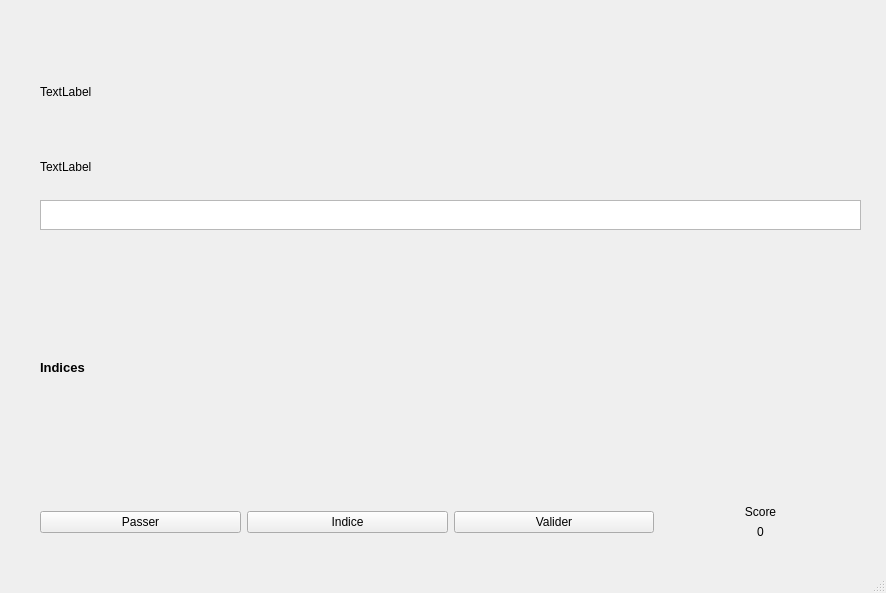
This is game/mainWindow_jeu.ui in blint6/ITAL as Qt 5 draws it before an edit. The edited form follows.
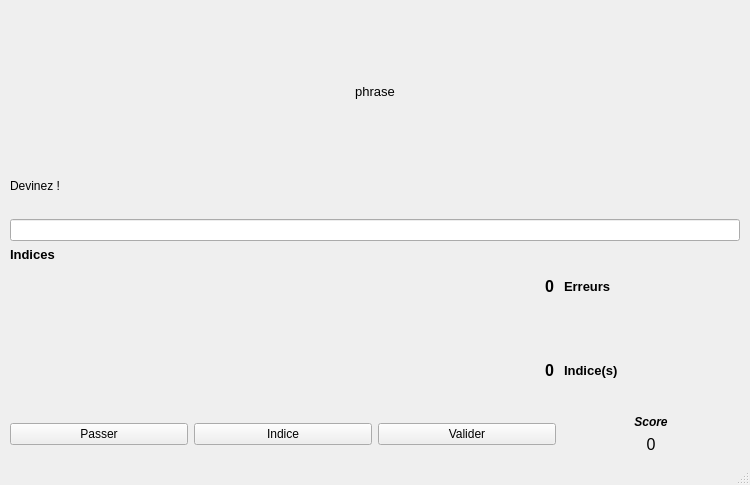
This is the edited form.

Commit message: Mise à jour de l'interface de jeu. Possibilité de cacher un mot dans une Sentence et de le récupérer

```diff
--- a/game/mainWindow_jeu.ui
+++ b/game/mainWindow_jeu.ui
@@ -6,23 +6,25 @@
    <rect>
     <x>0</x>
     <y>0</y>
-    <width>886</width>
-    <height>593</height>
+    <width>750</width>
+    <height>485</height>
    </rect>
   </property>
   <property name="windowTitle">
    <string>MainWindow</string>
   </property>
   <widget class="QWidget" name="centralwidget">
-   <widget class="QWidget" name="verticalLayoutWidget_4">
-    <property name="geometry">
-     <rect>
-      <x>40</x>
-      <y>30</y>
-      <width>821</width>
-      <height>509</height>
-     </rect>
+   <layout class="QGridLayout" name="gridLayout_2">
+    <property name="leftMargin">
+     <number>10</number>
     </property>
+    <property name="topMargin">
+     <number>10</number>
+    </property>
+    <property name="rightMargin">
+     <number>10</number>
+    </property>
+    <item row="0" column="0">
     <layout class="QVBoxLayout" name="verticalLayout_4">
      <property name="sizeConstraint">
       <enum>QLayout::SetDefaultConstraint</enum>
@@ -35,15 +37,23 @@
          <verstretch>0</verstretch>
         </sizepolicy>
        </property>
+        <property name="font">
+         <font>
+          <pointsize>10</pointsize>
+         </font>
+        </property>
        <property name="text">
-        <string>TextLabel</string>
+         <string>phrase</string>
+        </property>
+        <property name="alignment">
+         <set>Qt::AlignCenter</set>
        </property>
       </widget>
      </item>
      <item>
       <widget class="QLabel" name="labelPartie">
        <property name="text">
-        <string>TextLabel</string>
+         <string>Devinez !</string>
        </property>
       </widget>
      </item>
@@ -55,34 +65,12 @@
       </widget>
      </item>
      <item>
-      <widget class="QTextEdit" name="textEditEntry">
-       <property name="maximumSize">
-        <size>
-         <width>1000</width>
-         <height>30</height>
-        </size>
-       </property>
-       <property name="baseSize">
-        <size>
-         <width>0</width>
-         <height>0</height>
-        </size>
-       </property>
-      </widget>
+       <widget class="QLineEdit" name="textEditEntry"/>
      </item>
      <item>
-      <spacer name="verticalSpacer_2">
-       <property name="orientation">
-        <enum>Qt::Vertical</enum>
-       </property>
-       <property name="sizeHint" stdset="0">
-        <size>
-         <width>20</width>
-         <height>40</height>
-        </size>
-       </property>
-      </spacer>
-     </item>
+       <layout class="QHBoxLayout" name="horizontalLayout_3">
+        <item>
+         <layout class="QVBoxLayout" name="verticalLayout">
      <item>
       <widget class="QLabel" name="label">
        <property name="font">
@@ -109,16 +97,100 @@
        <property name="orientation">
         <enum>Qt::Vertical</enum>
        </property>
-       <property name="sizeType">
-        <enum>QSizePolicy::Expanding</enum>
-       </property>
        <property name="sizeHint" stdset="0">
         <size>
          <width>20</width>
-         <height>10</height>
+              <height>40</height>
         </size>
        </property>
       </spacer>
+          </item>
+         </layout>
+        </item>
+        <item>
+         <layout class="QVBoxLayout" name="verticalLayout_5">
+          <item>
+           <layout class="QHBoxLayout" name="horizontalLayout_4">
+            <property name="spacing">
+             <number>10</number>
+            </property>
+            <item>
+             <widget class="QLabel" name="errorsLabel">
+              <property name="font">
+               <font>
+                <pointsize>12</pointsize>
+                <weight>75</weight>
+                <bold>true</bold>
+               </font>
+              </property>
+              <property name="text">
+               <string>0</string>
+              </property>
+              <property name="alignment">
+               <set>Qt::AlignRight|Qt::AlignTrailing|Qt::AlignVCenter</set>
+              </property>
+             </widget>
+            </item>
+            <item>
+             <widget class="QLabel" name="errorsStrLabel">
+              <property name="font">
+               <font>
+                <pointsize>10</pointsize>
+                <weight>75</weight>
+                <bold>true</bold>
+               </font>
+              </property>
+              <property name="text">
+               <string>Erreurs</string>
+              </property>
+              <property name="alignment">
+               <set>Qt::AlignLeading|Qt::AlignLeft|Qt::AlignVCenter</set>
+              </property>
+             </widget>
+            </item>
+           </layout>
+          </item>
+          <item>
+           <layout class="QHBoxLayout" name="horizontalLayout_5">
+            <property name="spacing">
+             <number>10</number>
+            </property>
+            <item>
+             <widget class="QLabel" name="indicesNbLabel">
+              <property name="font">
+               <font>
+                <pointsize>12</pointsize>
+                <weight>75</weight>
+                <bold>true</bold>
+               </font>
+              </property>
+              <property name="text">
+               <string>0</string>
+              </property>
+              <property name="alignment">
+               <set>Qt::AlignRight|Qt::AlignTrailing|Qt::AlignVCenter</set>
+              </property>
+             </widget>
+            </item>
+            <item>
+             <widget class="QLabel" name="indicesNbStrLabel">
+              <property name="font">
+               <font>
+                <pointsize>10</pointsize>
+                <weight>75</weight>
+                <bold>true</bold>
+               </font>
+              </property>
+              <property name="text">
+               <string>Indice(s)</string>
+              </property>
+             </widget>
+            </item>
+           </layout>
+          </item>
+         </layout>
+        </item>
+       </layout>
      </item>
      <item>
       <layout class="QHBoxLayout" name="horizontalLayout">
@@ -147,6 +219,13 @@
         <layout class="QVBoxLayout" name="verticalLayout_3">
          <item>
           <widget class="QLabel" name="label_2">
+            <property name="font">
+             <font>
+              <weight>75</weight>
+              <italic>true</italic>
+              <bold>true</bold>
+             </font>
+            </property>
            <property name="text">
             <string>Score</string>
            </property>
@@ -157,6 +236,11 @@
          </item>
          <item>
           <widget class="QLabel" name="scoreLabel">
+            <property name="font">
+             <font>
+              <pointsize>12</pointsize>
+             </font>
+            </property>
            <property name="text">
             <string>0</string>
            </property>
@@ -170,17 +254,8 @@
       </layout>
      </item>
     </layout>
-   </widget>
-  </widget>
-  <widget class="QMenuBar" name="menubar">
-   <property name="geometry">
-    <rect>
-     <x>0</x>
-     <y>0</y>
-     <width>886</width>
-     <height>21</height>
-    </rect>
-   </property>
+    </item>
+   </layout>
   </widget>
   <widget class="QStatusBar" name="statusbar"/>
  </widget>
```
Left out of the diff: 2 changed lines with no effect on the pictures. Lines whose indentation alone changed are shown as unchanged. The commit also changes 4 other files.
